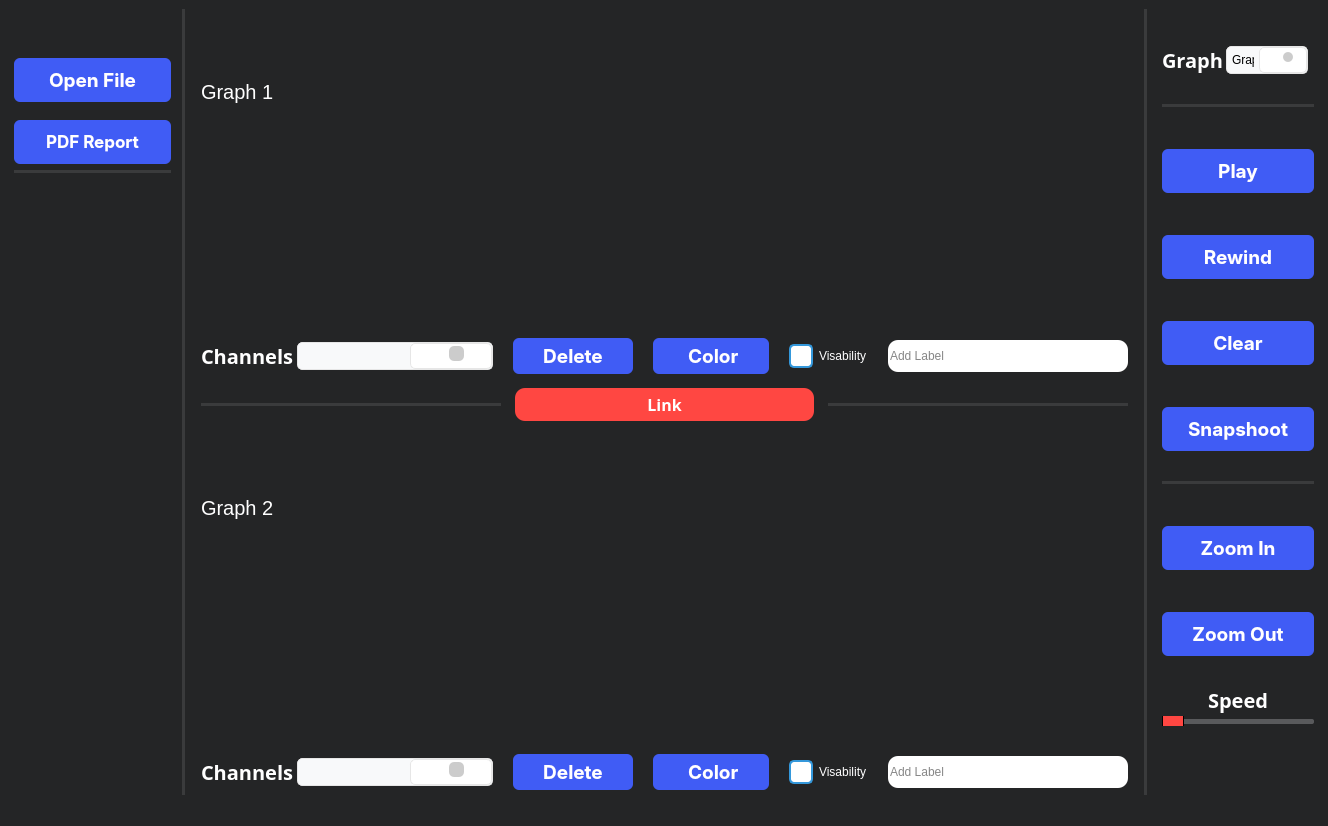
First picture: the form in mainwindow.ui, repository mohamedmosilhy/real-time-monitoring, before the edit.
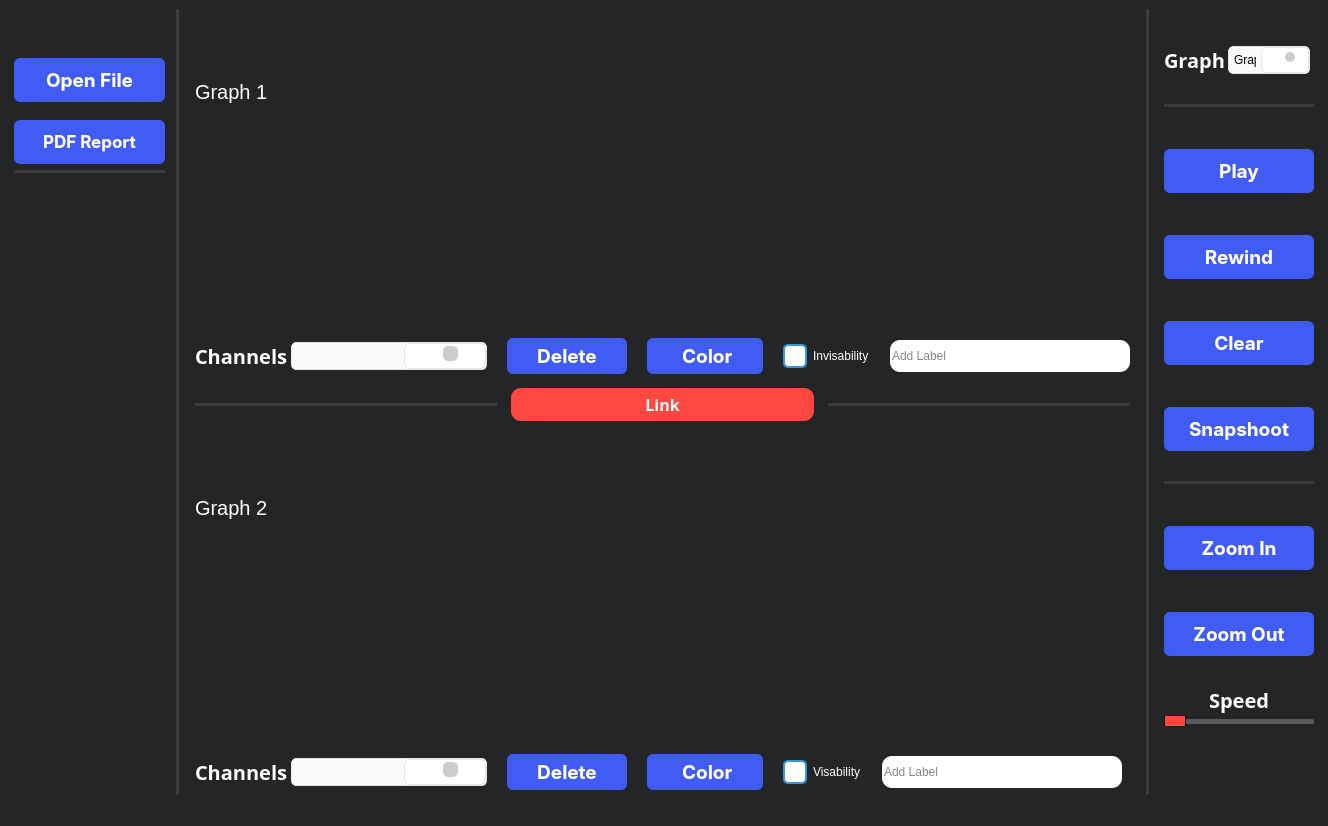
Second picture: the form after the edit. Icons and pictures are not drawn. Custom widgets are drawn as their Qt base class.

Commit message: preparing for channels controllers

```diff
--- a/mainwindow.ui
+++ b/mainwindow.ui
@@ -591,7 +591,7 @@
 </string>
              </property>
              <property name="text">
-              <string>Visability</string>
+              <string>Invisability</string>
              </property>
             </widget>
            </item>
```
Left out of the diff: 2 changed lines with no effect on the pictures. The commit also changes 1 other file.
